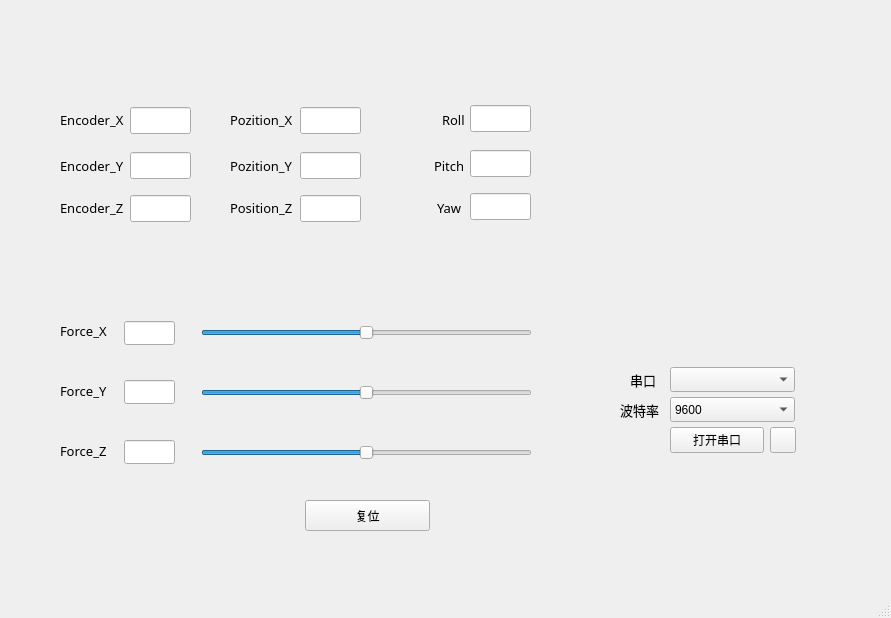
Before: the Qt Designer form Force_feedback_app/mainwindow.ui in hxy69/Force_FeedBack, drawn with Qt 5.
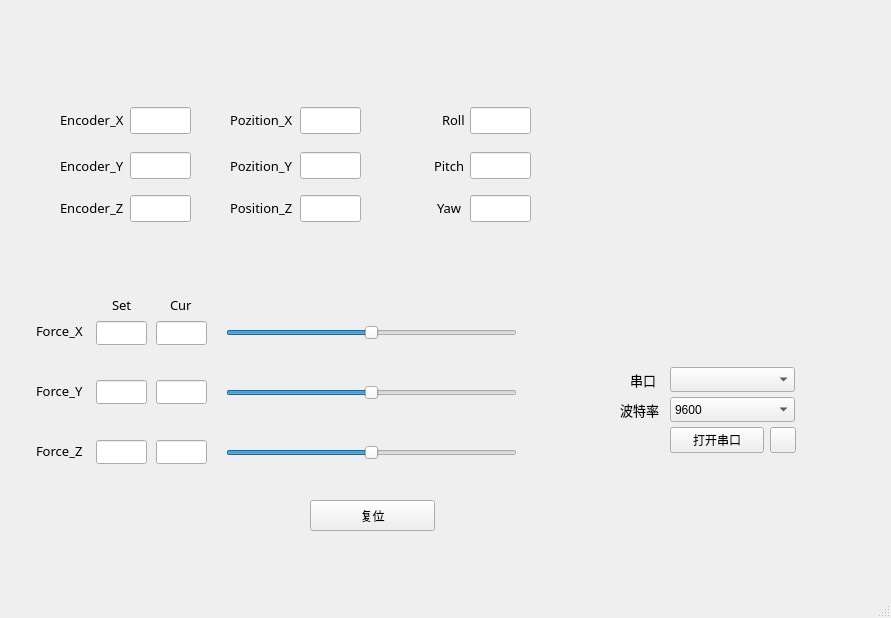
After: the same form once the commit is applied. Custom widgets are drawn as their Qt base class.

What changed in the file:
```diff
--- a/Force_feedback_app/mainwindow.ui
+++ b/Force_feedback_app/mainwindow.ui
@@ -17,9 +17,9 @@
    <widget class="QSlider" name="X_MOTOR">
     <property name="geometry">
      <rect>
-      <x>201</x>
+      <x>226</x>
       <y>323</y>
-      <width>331</width>
+      <width>291</width>
       <height>20</height>
      </rect>
     </property>
@@ -92,9 +92,9 @@
    <widget class="QSlider" name="Y_MOTOR">
     <property name="geometry">
      <rect>
-      <x>201</x>
+      <x>226</x>
       <y>383</y>
-      <width>331</width>
+      <width>291</width>
       <height>20</height>
      </rect>
     </property>
@@ -111,9 +111,9 @@
    <widget class="QSlider" name="Z_MOTOR">
     <property name="geometry">
      <rect>
-      <x>201</x>
+      <x>226</x>
       <y>443</y>
-      <width>331</width>
+      <width>291</width>
       <height>20</height>
      </rect>
     </property>
@@ -352,7 +352,7 @@
    <widget class="QLabel" name="label_7">
     <property name="geometry">
      <rect>
-      <x>60</x>
+      <x>36</x>
       <y>321</y>
       <width>64</width>
       <height>19</height>
@@ -373,7 +373,7 @@
    <widget class="QLabel" name="label_8">
     <property name="geometry">
      <rect>
-      <x>60</x>
+      <x>36</x>
       <y>381</y>
       <width>64</width>
       <height>19</height>
@@ -394,7 +394,7 @@
    <widget class="QLabel" name="label_9">
     <property name="geometry">
      <rect>
-      <x>60</x>
+      <x>36</x>
       <y>441</y>
       <width>64</width>
       <height>19</height>
@@ -415,7 +415,7 @@
    <widget class="QPushButton" name="RESTART">
     <property name="geometry">
      <rect>
-      <x>305</x>
+      <x>310</x>
       <y>500</y>
       <width>125</width>
       <height>31</height>
@@ -428,7 +428,7 @@
    <widget class="QLineEdit" name="Force_X">
     <property name="geometry">
      <rect>
-      <x>124</x>
+      <x>96</x>
       <y>321</y>
       <width>51</width>
       <height>24</height>
@@ -444,7 +444,7 @@
    <widget class="QLineEdit" name="Force_Y">
     <property name="geometry">
      <rect>
-      <x>124</x>
+      <x>96</x>
       <y>380</y>
       <width>51</width>
       <height>24</height>
@@ -460,7 +460,7 @@
    <widget class="QLineEdit" name="Force_Z">
     <property name="geometry">
      <rect>
-      <x>124</x>
+      <x>96</x>
       <y>440</y>
       <width>51</width>
       <height>24</height>
@@ -529,7 +529,7 @@
     <property name="geometry">
      <rect>
       <x>470</x>
-      <y>105</y>
+      <y>107</y>
       <width>61</width>
       <height>27</height>
      </rect>
@@ -608,7 +608,7 @@
     <property name="geometry">
      <rect>
       <x>470</x>
-      <y>193</y>
+      <y>195</y>
       <width>61</width>
       <height>27</height>
      </rect>
@@ -624,7 +624,7 @@
     <property name="geometry">
      <rect>
       <x>470</x>
-      <y>150</y>
+      <y>152</y>
       <width>61</width>
       <height>27</height>
      </rect>
@@ -636,6 +636,96 @@
      </size>
     </property>
    </widget>
+   <widget class="QLineEdit" name="Force_X_2">
+    <property name="geometry">
+     <rect>
+      <x>156</x>
+      <y>321</y>
+      <width>51</width>
+      <height>24</height>
+     </rect>
+    </property>
+    <property name="minimumSize">
+     <size>
+      <width>0</width>
+      <height>24</height>
+     </size>
+    </property>
+   </widget>
+   <widget class="QLineEdit" name="Force_Y_2">
+    <property name="geometry">
+     <rect>
+      <x>156</x>
+      <y>380</y>
+      <width>51</width>
+      <height>24</height>
+     </rect>
+    </property>
+    <property name="minimumSize">
+     <size>
+      <width>0</width>
+      <height>24</height>
+     </size>
+    </property>
+   </widget>
+   <widget class="QLineEdit" name="Force_Z_2">
+    <property name="geometry">
+     <rect>
+      <x>156</x>
+      <y>440</y>
+      <width>51</width>
+      <height>24</height>
+     </rect>
+    </property>
+    <property name="minimumSize">
+     <size>
+      <width>0</width>
+      <height>24</height>
+     </size>
+    </property>
+   </widget>
+   <widget class="QLabel" name="label_15">
+    <property name="geometry">
+     <rect>
+      <x>112</x>
+      <y>295</y>
+      <width>31</width>
+      <height>19</height>
+     </rect>
+    </property>
+    <property name="font">
+     <font>
+      <family>微软雅黑</family>
+      <pointsize>10</pointsize>
+      <weight>50</weight>
+      <bold>false</bold>
+     </font>
+    </property>
+    <property name="text">
+     <string>Set</string>
+    </property>
+   </widget>
+   <widget class="QLabel" name="label_16">
+    <property name="geometry">
+     <rect>
+      <x>170</x>
+      <y>295</y>
+      <width>31</width>
+      <height>19</height>
+     </rect>
+    </property>
+    <property name="font">
+     <font>
+      <family>微软雅黑</family>
+      <pointsize>10</pointsize>
+      <weight>50</weight>
+      <bold>false</bold>
+     </font>
+    </property>
+    <property name="text">
+     <string>Cur</string>
+    </property>
+   </widget>
   </widget>
   <widget class="QMenuBar" name="menubar">
    <property name="geometry">
```
